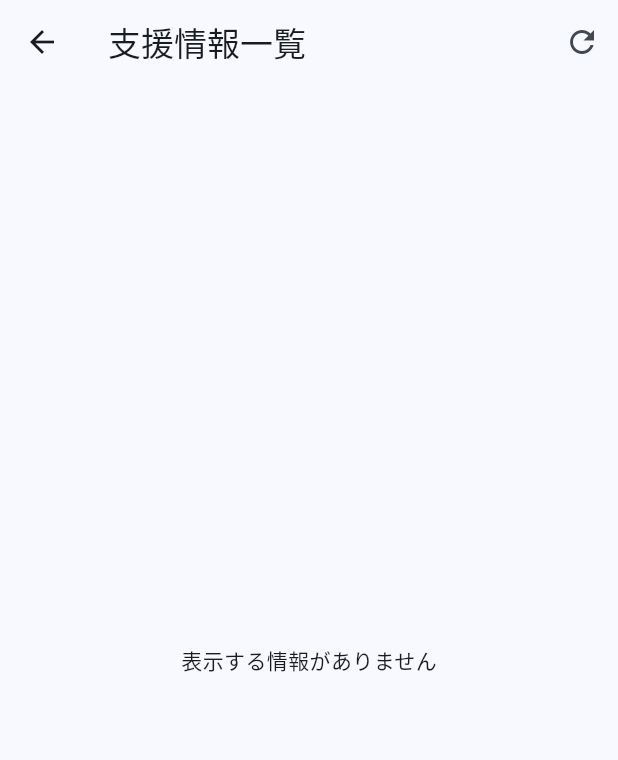
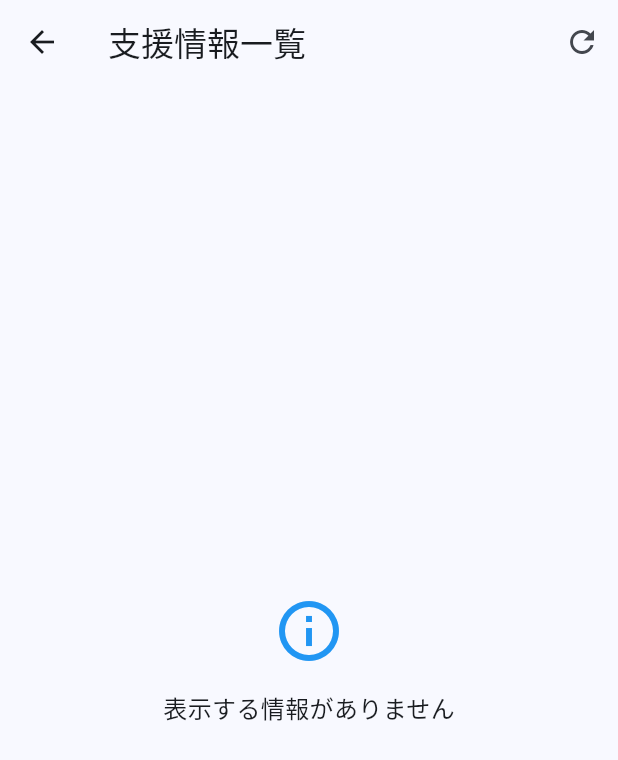
Before and after one commit to IkemotoNanako/kicca, a Flutter app: the InformationListPage screen opened directly, on a phone screen of 412 x 824 dp. Shown: the top 760 px of the screen. Run offline on Flutter 3.47's test engine with Material 3 defaults, Android fonts, the phone set to English and light mode, and no system bars; our stand-ins replace google_generative_ai, shared_preferences; accounts and stored records are empty.

Commit message:
refactor: 情報一覧画面と情報詳細画面の改善

```diff
--- a/lib/view/page/information_list_page.dart
+++ b/lib/view/page/information_list_page.dart
@@ -49,6 +49,240 @@ class _InformationListPageState extends State<InformationListPage> {
     }
   }
 
+  @override
+  Widget build(BuildContext context) {
+    return Scaffold(
+      appBar: AppBar(
+        title: const Text('支援情報一覧'),
+        actions: [
+          IconButton(
+            icon: const Icon(Icons.refresh),
+            onPressed: () async {
+              try {
+                await _loadData();
+              } catch (e) {
+                if (mounted) {
+                  ScaffoldMessenger.of(context).showSnackBar(
+                    SnackBar(
+                      content: Text('データの読み込みに失敗しました: $e'),
+                      backgroundColor: Colors.red,
+                    ),
+                  );
+                }
+              }
+            },
+            tooltip: 'データを再読み込み',
+          ),
+        ],
+      ),
+      body: Consumer<AIServiceProvider>(
+        builder: (context, aiProvider, child) {
+          if (aiProvider.isLoading) {
+            return const Center(
+              child: Column(
+                mainAxisAlignment: MainAxisAlignment.center,
+                children: [
+                  CircularProgressIndicator(
+                    semanticsLabel: 'データを読み込んでいます',
+                  ),
+                  SizedBox(height: 16),
+                  Text('データを読み込んでいます...'),
+                ],
+              ),
+            );
+          }
+
+          if (aiProvider.errorMessage != null) {
+            return Center(
+              child: Column(
+                mainAxisAlignment: MainAxisAlignment.center,
+                children: [
+                  const Icon(
+                    Icons.error_outline,
+                    color: Colors.red,
+                    size: 48,
+                    semanticLabel: 'エラー',
+                  ),
+                  const SizedBox(height: 16),
+                  Text(
+                    aiProvider.errorMessage!,
+                    style: const TextStyle(color: Colors.red),
+                    textAlign: TextAlign.center,
+                  ),
+                  const SizedBox(height: 16),
+                  ElevatedButton.icon(
+                    onPressed: () async {
+                      try {
+                        await _loadData();
+                      } catch (e) {
+                        if (mounted) {
+                          ScaffoldMessenger.of(context).showSnackBar(
+                            SnackBar(
+                              content: Text('データの読み込みに失敗しました: $e'),
+                              backgroundColor: Colors.red,
+                            ),
+                          );
+                        }
+                      }
+                    },
+                    icon: const Icon(Icons.refresh),
+                    label: const Text('再試行'),
+                  ),
+                ],
+              ),
+            );
+          }
+
+          final filteredInformation =
+              _getFilteredInformation(aiProvider.informationList);
+
+          if (filteredInformation.isEmpty) {
+            return Center(
+              child: Column(
+                mainAxisAlignment: MainAxisAlignment.center,
+                children: [
+                  const Icon(
+                    Icons.info_outline,
+                    color: Colors.blue,
+                    size: 48,
+                    semanticLabel: '情報',
+                  ),
+                  const SizedBox(height: 16),
+                  const Text(
+                    '表示する情報がありません',
+                    style: TextStyle(fontSize: 16),
+                  ),
+                  if (_selectedCategory != null || _searchQuery.isNotEmpty) ...[
+                    const SizedBox(height: 8),
+                    const Text(
+                      '検索条件を変更してみてください',
+                      style: TextStyle(color: Colors.grey),
+                    ),
+                  ],
+                ],
+              ),
+            );
+          }
+
+          return CustomScrollView(
+            slivers: [
+              SliverToBoxAdapter(
+                child: Padding(
+                  padding: const EdgeInsets.all(16.0),
+                  child: Column(
+                    children: [
+                      Semantics(
+                        label: '情報を検索',
+                        child: TextField(
+                          decoration: const InputDecoration(
+                            hintText: '検索',
+                            prefixIcon: Icon(Icons.search),
+                            border: OutlineInputBorder(),
+                          ),
+                          onChanged: (value) {
+                            setState(() {
+                              _searchQuery = value;
+                            });
+                          },
+                        ),
+                      ),
+                      const SizedBox(height: 16),
+                      Semantics(
+                        label: 'カテゴリフィルター',
+                        child: SingleChildScrollView(
+                          scrollDirection: Axis.horizontal,
+                          child: Row(
+                            children: [
+                              Tooltip(
+                                message: 'すべてのカテゴリを表示',
+                                child: FilterChip(
+                                  label: const Text('すべて'),
+                                  selected: _selectedCategory == null,
+                                  onSelected: (selected) {
+                                    setState(() {
+                                      _selectedCategory = null;
+                                    });
+                                  },
+                                ),
+                              ),
+                              const SizedBox(width: 8),
+                              Tooltip(
+                                message: '支援制度のみ表示',
+                                child: FilterChip(
+                                  label: const Text('支援制度'),
+                                  selected: _selectedCategory == '支援制度',
+                                  onSelected: (selected) {
+                                    setState(() {
+                                      _selectedCategory =
+                                          selected ? '支援制度' : null;
+                                    });
+                                  },
+                                ),
+                              ),
+                              const SizedBox(width: 8),
+                              Tooltip(
+                                message: 'ツール・サービスのみ表示',
+                                child: FilterChip(
+                                  label: const Text('ツール・サービス'),
+                                  selected: _selectedCategory == 'ツール・サービス',
+                                  onSelected: (selected) {
+                                    setState(() {
+                                      _selectedCategory =
+                                          selected ? 'ツール・サービス' : null;
+                                    });
+                                  },
+                                ),
+                              ),
+                              const SizedBox(width: 8),
+                              Tooltip(
+                                message: '生活の知恵のみ表示',
+                                child: FilterChip(
+                                  label: const Text('生活の知恵'),
+                                  selected: _selectedCategory == '生活の知恵',
+                                  onSelected: (selected) {
+                                    setState(() {
+                                      _selectedCategory =
+                                          selected ? '生活の知恵' : null;
+                                    });
+                                  },
+                                ),
+                              ),
+                            ],
+                          ),
+                        ),
+                      ),
+                    ],
+                  ),
+                ),
+              ),
+              SliverList(
+                delegate: SliverChildBuilderDelegate(
+                  (context, index) {
+                    final info = filteredInformation[index];
+                    return Semantics(
+                      label: '${info.title}の情報カード',
+                      child: Padding(
+                        padding: const EdgeInsets.symmetric(
+                          horizontal: 16,
+                          vertical: 4,
+                        ),
+                        child: InformationCard(
+                          key: ValueKey(info.createdAt.toString()),
+                          information: info,
+                        ),
+                      ),
+                    );
+                  },
+                  childCount: filteredInformation.length,
+                ),
+              ),
+            ],
+          );
+        },
+      ),
+    );
+  }
+
   /// フィルタリングされた情報リストを取得
   List<AIInformationModel> _getFilteredInformation(
     List<AIInformationModel> informationList,
@@ -64,133 +298,4 @@ class _InformationListPageState extends State<InformationListPage> {
       return matchesCategory && matchesSearch;
     }).toList();
   }
-
-  @override
-  Widget build(BuildContext context) {
-    return Scaffold(
-      appBar: AppBar(
-        title: const Text('支援情報一覧'),
-        actions: [
-          IconButton(
-            icon: const Icon(Icons.refresh),
-            onPressed: _loadData,
-          ),
-        ],
-      ),
-      body: Consumer<AIServiceProvider>(
-        builder: (context, aiProvider, child) {
-          if (aiProvider.isLoading) {
-            return const Center(child: CircularProgressIndicator());
-          }
-
-          if (aiProvider.errorMessage != null) {
-            return Center(
-              child: Column(
-                mainAxisAlignment: MainAxisAlignment.center,
-                children: [
-                  Text(
-                    aiProvider.errorMessage!,
-                    style: const TextStyle(color: Colors.red),
-                  ),
-                  const SizedBox(height: 16),
-                  ElevatedButton(
-                    onPressed: _loadData,
-                    child: const Text('再試行'),
-                  ),
-                ],
-              ),
-            );
-          }
-
-          final filteredInformation =
-              _getFilteredInformation(aiProvider.informationList);
-
-          if (filteredInformation.isEmpty) {
-            return const Center(
-              child: Text('表示する情報がありません'),
-            );
-          }
-
-          return Column(
-            children: [
-              Padding(
-                padding: const EdgeInsets.all(16.0),
-                child: Column(
-                  children: [
-                    TextField(
-                      decoration: const InputDecoration(
-                        hintText: '検索',
-                        prefixIcon: Icon(Icons.search),
-                      ),
-                      onChanged: (value) {
-                        setState(() {
-                          _searchQuery = value;
-                        });
-                      },
-                    ),
-                    const SizedBox(height: 16),
-                    SingleChildScrollView(
-                      scrollDirection: Axis.horizontal,
-                      child: Row(
-                        children: [
-                          FilterChip(
-                            label: const Text('すべて'),
-                            selected: _selectedCategory == null,
-                            onSelected: (selected) {
-                              setState(() {
-                                _selectedCategory = null;
-                              });
-                            },
-                          ),
-                          const SizedBox(width: 8),
-                          FilterChip(
-                            label: const Text('支援制度'),
-                            selected: _selectedCategory == '支援制度',
-                            onSelected: (selected) {
-                              setState(() {
-                                _selectedCategory = '支援制度';
-                              });
-                            },
-                          ),
-                          const SizedBox(width: 8),
-                          FilterChip(
-                            label: const Text('ツール・サービス'),
-                            selected: _selectedCategory == 'ツール・サービス',
-                            onSelected: (selected) {
-                              setState(() {
-                                _selectedCategory = 'ツール・サービス';
-                              });
-                            },
-                          ),
-                          const SizedBox(width: 8),
-                          FilterChip(
-                            label: const Text('生活の知恵'),
-                            selected: _selectedCategory == '生活の知恵',
-                            onSelected: (selected) {
-                              setState(() {
-                                _selectedCategory = '生活の知恵';
-                              });
-                            },
-                          ),
-                        ],
-                      ),
-                    ),
-                  ],
-                ),
-              ),
-              Expanded(
-                child: ListView.builder(
-                  itemCount: filteredInformation.length,
-                  itemBuilder: (context, index) {
-                    final info = filteredInformation[index];
-                    return InformationCard(information: info);
-                  },
-                ),
-              ),
-            ],
-          );
-        },
-      ),
-    );
-  }
 }
--- a/pubspec.yaml
+++ b/pubspec.yaml
@@ -13,6 +13,7 @@ dependencies:
   shared_preferences: ^2.2.2
   google_generative_ai: ^0.2.0
   provider: ^6.1.1
+  url_launcher: ^6.3.1
 
 dev_dependencies:
   flutter_test:
```
Also changed, not shown: lib/view/page/information_detail_page.dart (+82 -105 lines), pubspec.lock, 5 other files.
